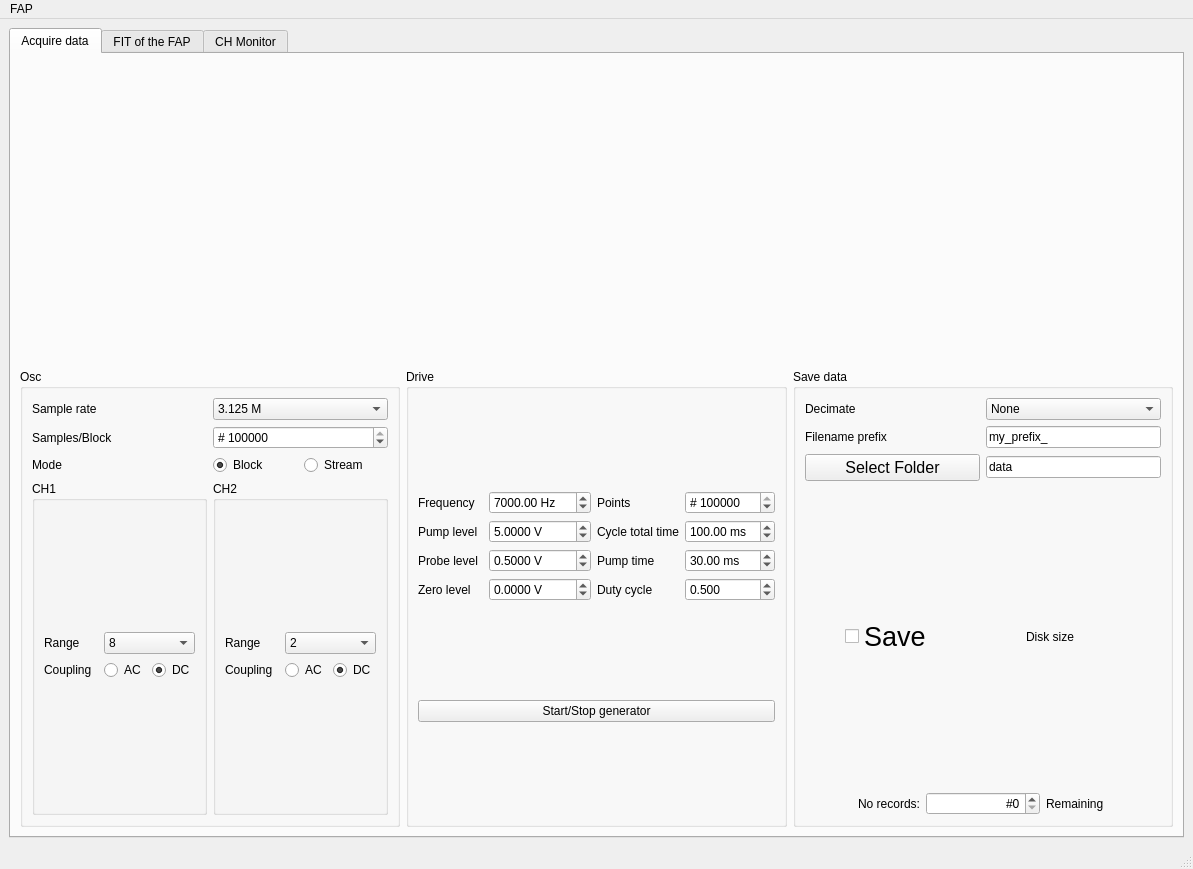
Old version of the form gui.ui in the repository zoran-grujic/FAP-TiePie.
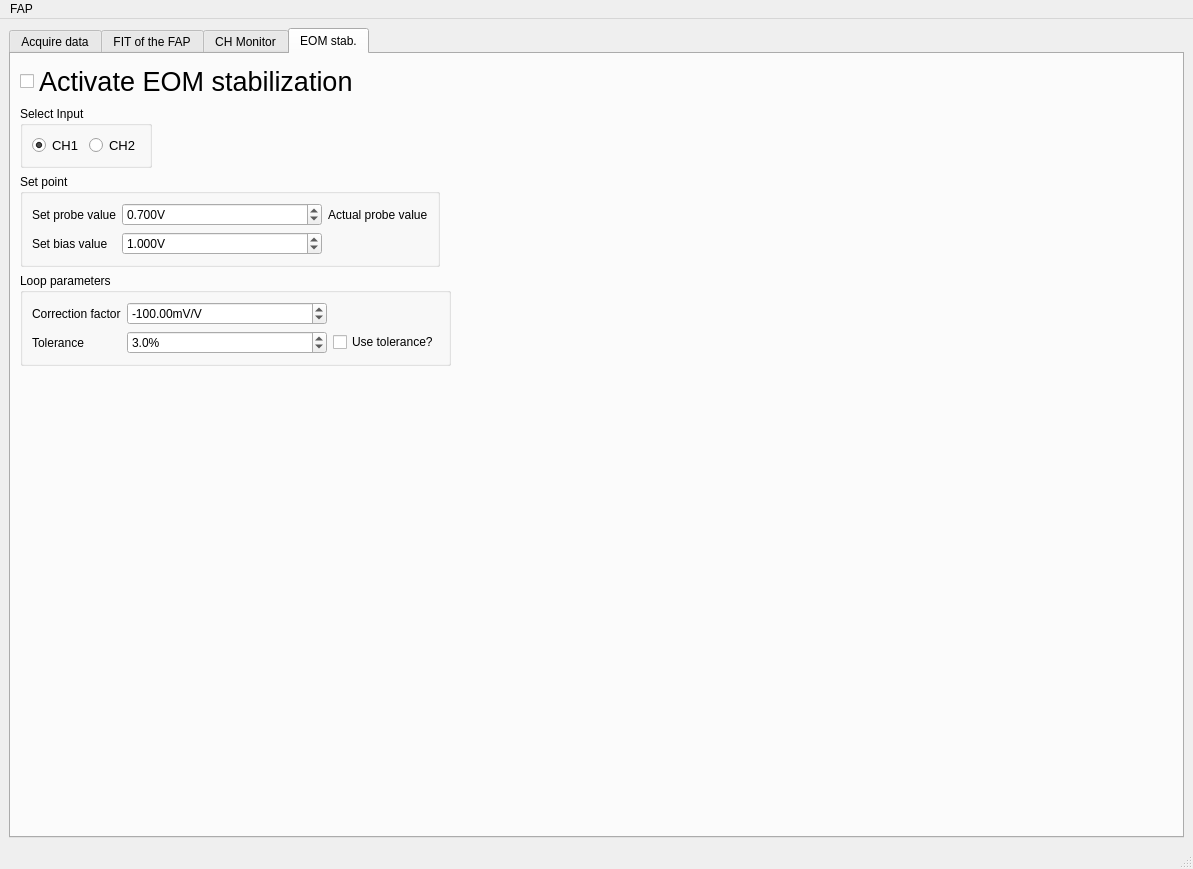
New version of the form. Icons and pictures are not drawn.

```diff
--- a/gui.ui
+++ b/gui.ui
@@ -22,7 +22,7 @@
     <item>
      <widget class="QTabWidget" name="tabWidget">
       <property name="currentIndex">
-       <number>0</number>
+       <number>3</number>
       </property>
       <widget class="QWidget" name="tab_data">
        <attribute name="title">
@@ -1703,6 +1703,349 @@
         </item>
        </layout>
       </widget>
+      <widget class="QWidget" name="tab_EOM">
+       <attribute name="title">
+        <string>EOM stab.</string>
+       </attribute>
+       <layout class="QVBoxLayout" name="verticalLayout_16">
+        <item>
+         <layout class="QGridLayout" name="gridLayout_16">
+          <item row="0" column="1">
+           <spacer name="horizontalSpacer_3">
+            <property name="orientation">
+             <enum>Qt::Horizontal</enum>
+            </property>
+            <property name="sizeHint" stdset="0">
+             <size>
+              <width>40</width>
+              <height>20</height>
+             </size>
+            </property>
+           </spacer>
+          </item>
+          <item row="0" column="0">
+           <widget class="QCheckBox" name="checkBox_ActivateEOMstab">
+            <property name="minimumSize">
+             <size>
+              <width>0</width>
+              <height>0</height>
+             </size>
+            </property>
+            <property name="baseSize">
+             <size>
+              <width>0</width>
+              <height>0</height>
+             </size>
+            </property>
+            <property name="font">
+             <font>
+              <pointsize>20</pointsize>
+             </font>
+            </property>
+            <property name="text">
+             <string>Activate EOM stabilization</string>
+            </property>
+            <property name="iconSize">
+             <size>
+              <width>50</width>
+              <height>50</height>
+             </size>
+            </property>
+           </widget>
+          </item>
+         </layout>
+        </item>
+        <item>
+         <layout class="QHBoxLayout" name="horizontalLayout_8">
+          <item>
+           <widget class="QGroupBox" name="groupBox_5">
+            <property name="minimumSize">
+             <size>
+              <width>0</width>
+              <height>50</height>
+             </size>
+            </property>
+            <property name="title">
+             <string>Select Input</string>
+            </property>
+            <layout class="QHBoxLayout" name="horizontalLayout_9">
+             <item>
+              <widget class="QRadioButton" name="radioButton_PrStabSourceCH1">
+               <property name="font">
+                <font>
+                 <pointsize>10</pointsize>
+                </font>
+               </property>
+               <property name="text">
+                <string>CH1</string>
+               </property>
+               <property name="checked">
+                <bool>true</bool>
+               </property>
+              </widget>
+             </item>
+             <item>
+              <widget class="QRadioButton" name="radioButton_PrStabSourceCH2">
+               <property name="font">
+                <font>
+                 <pointsize>10</pointsize>
+                </font>
+               </property>
+               <property name="text">
+                <string>CH2</string>
+               </property>
+              </widget>
+             </item>
+            </layout>
+           </widget>
+          </item>
+          <item>
+           <spacer name="horizontalSpacer_6">
+            <property name="orientation">
+             <enum>Qt::Horizontal</enum>
+            </property>
+            <property name="sizeHint" stdset="0">
+             <size>
+              <width>40</width>
+              <height>20</height>
+             </size>
+            </property>
+           </spacer>
+          </item>
+         </layout>
+        </item>
+        <item>
+         <layout class="QHBoxLayout" name="horizontalLayout_6">
+          <item>
+           <widget class="QGroupBox" name="groupBox_9">
+            <property name="title">
+             <string>Set point</string>
+            </property>
+            <layout class="QHBoxLayout" name="horizontalLayout_7">
+             <item>
+              <layout class="QGridLayout" name="gridLayout_17">
+               <item row="0" column="2">
+                <widget class="QLabel" name="label_ActualProbeValue">
+                 <property name="minimumSize">
+                  <size>
+                   <width>100</width>
+                   <height>0</height>
+                  </size>
+                 </property>
+                 <property name="text">
+                  <string>Actual probe value</string>
+                 </property>
+                </widget>
+               </item>
+               <item row="0" column="0">
+                <widget class="QLabel" name="label_32">
+                 <property name="text">
+                  <string>Set probe value</string>
+                 </property>
+                </widget>
+               </item>
+               <item row="0" column="1">
+                <widget class="QDoubleSpinBox" name="doubleSpinBox_setProbeValue">
+                 <property name="minimumSize">
+                  <size>
+                   <width>200</width>
+                   <height>0</height>
+                  </size>
+                 </property>
+                 <property name="suffix">
+                  <string>V</string>
+                 </property>
+                 <property name="decimals">
+                  <number>3</number>
+                 </property>
+                 <property name="singleStep">
+                  <double>0.010000000000000</double>
+                 </property>
+                 <property name="value">
+                  <double>0.700000000000000</double>
+                 </property>
+                </widget>
+               </item>
+               <item row="1" column="0">
+                <widget class="QLabel" name="label_33">
+                 <property name="text">
+                  <string>Set bias value</string>
+                 </property>
+                </widget>
+               </item>
+               <item row="1" column="1">
+                <widget class="QDoubleSpinBox" name="doubleSpinBox_setBiasValue">
+                 <property name="minimumSize">
+                  <size>
+                   <width>200</width>
+                   <height>0</height>
+                  </size>
+                 </property>
+                 <property name="toolTip">
+                  <string>Set bias voltage here!</string>
+                 </property>
+                 <property name="suffix">
+                  <string>V</string>
+                 </property>
+                 <property name="decimals">
+                  <number>3</number>
+                 </property>
+                 <property name="minimum">
+                  <double>-10.000000000000000</double>
+                 </property>
+                 <property name="maximum">
+                  <double>10.000000000000000</double>
+                 </property>
+                 <property name="singleStep">
+                  <double>0.010000000000000</double>
+                 </property>
+                 <property name="value">
+                  <double>1.000000000000000</double>
+                 </property>
+                </widget>
+               </item>
+              </layout>
+             </item>
+            </layout>
+           </widget>
+          </item>
+          <item>
+           <spacer name="horizontalSpacer_4">
+            <property name="orientation">
+             <enum>Qt::Horizontal</enum>
+            </property>
+            <property name="sizeHint" stdset="0">
+             <size>
+              <width>40</width>
+              <height>20</height>
+             </size>
+            </property>
+           </spacer>
+          </item>
+         </layout>
+        </item>
+        <item>
+         <layout class="QHBoxLayout" name="horizontalLayout_11">
+          <item>
+           <widget class="QGroupBox" name="groupBox_11">
+            <property name="title">
+             <string>Loop parameters</string>
+            </property>
+            <layout class="QHBoxLayout" name="horizontalLayout_10">
+             <item>
+              <layout class="QGridLayout" name="gridLayout_20">
+               <item row="0" column="0">
+                <widget class="QLabel" name="label_35">
+                 <property name="text">
+                  <string>Correction factor</string>
+                 </property>
+                </widget>
+               </item>
+               <item row="0" column="1">
+                <widget class="QDoubleSpinBox" name="doubleSpinBox_ProbeLevelCorrectionFactor">
+                 <property name="minimumSize">
+                  <size>
+                   <width>200</width>
+                   <height>0</height>
+                  </size>
+                 </property>
+                 <property name="toolTip">
+                  <string>error * correction factor + old</string>
+                 </property>
+                 <property name="suffix">
+                  <string>mV/V</string>
+                 </property>
+                 <property name="minimum">
+                  <double>-1000.000000000000000</double>
+                 </property>
+                 <property name="maximum">
+                  <double>1000.000000000000000</double>
+                 </property>
+                 <property name="singleStep">
+                  <double>0.100000000000000</double>
+                 </property>
+                 <property name="value">
+                  <double>-100.000000000000000</double>
+                 </property>
+                </widget>
+               </item>
+               <item row="1" column="1">
+                <widget class="QDoubleSpinBox" name="doubleSpinBox_ProbeValueTolerance">
+                 <property name="minimumSize">
+                  <size>
+                   <width>200</width>
+                   <height>0</height>
+                  </size>
+                 </property>
+                 <property name="toolTip">
+                  <string>If with in tolerance no correction will be applied</string>
+                 </property>
+                 <property name="suffix">
+                  <string>%</string>
+                 </property>
+                 <property name="decimals">
+                  <number>1</number>
+                 </property>
+                 <property name="singleStep">
+                  <double>0.100000000000000</double>
+                 </property>
+                 <property name="value">
+                  <double>3.000000000000000</double>
+                 </property>
+                </widget>
+               </item>
+               <item row="1" column="0">
+                <widget class="QLabel" name="label_36">
+                 <property name="text">
+                  <string>Tolerance</string>
+                 </property>
+                </widget>
+               </item>
+               <item row="1" column="2">
+                <widget class="QCheckBox" name="checkBox_useTolerance">
+                 <property name="toolTip">
+                  <string>If checked no correction to bias will be applied if within +/- tolerance.</string>
+                 </property>
+                 <property name="text">
+                  <string>Use tolerance?</string>
+                 </property>
+                </widget>
+               </item>
+              </layout>
+             </item>
+            </layout>
+           </widget>
+          </item>
+          <item>
+           <spacer name="horizontalSpacer_5">
+            <property name="orientation">
+             <enum>Qt::Horizontal</enum>
+            </property>
+            <property name="sizeHint" stdset="0">
+             <size>
+              <width>40</width>
+              <height>20</height>
+             </size>
+            </property>
+           </spacer>
+          </item>
+         </layout>
+        </item>
+        <item>
+         <spacer name="verticalSpacer">
+          <property name="orientation">
+           <enum>Qt::Vertical</enum>
+          </property>
+          <property name="sizeHint" stdset="0">
+           <size>
+            <width>20</width>
+            <height>40</height>
+           </size>
+          </property>
+         </spacer>
+        </item>
+       </layout>
+      </widget>
      </widget>
     </item>
    </layout>
```
